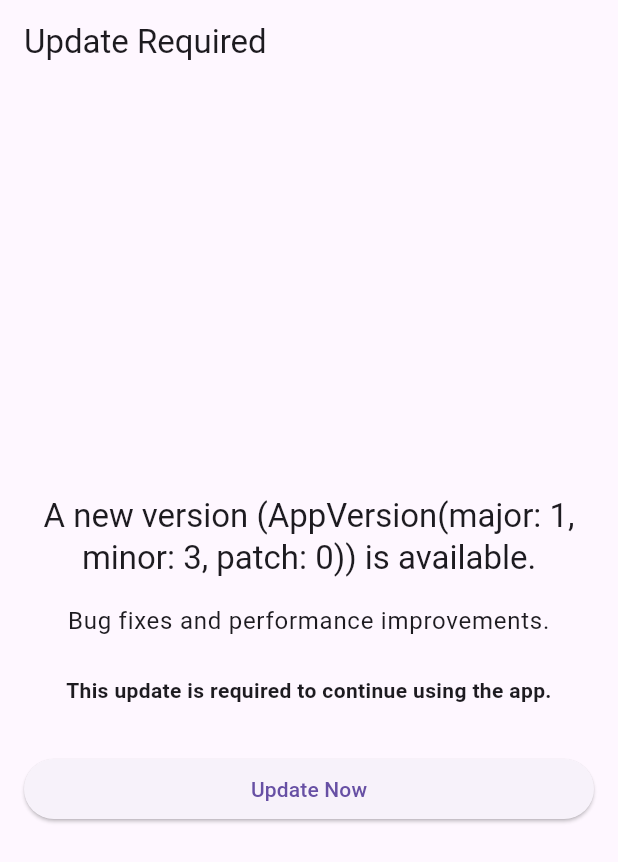
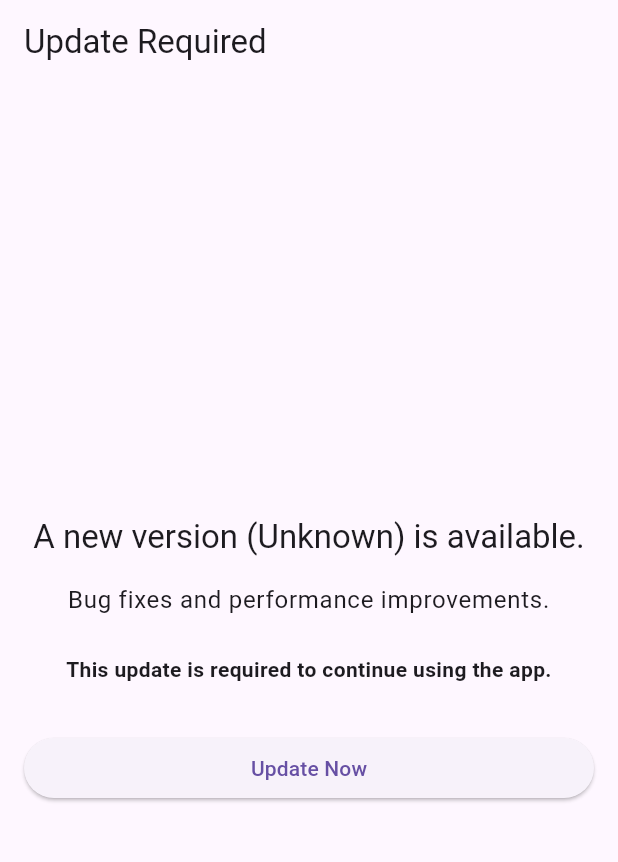
Before and after one commit to Ibrahim-Lokman/update_management, a Flutter app: the screen it shows after launch, on a phone screen of 412 x 824 dp. Shown: the top 862 px of the screen. Run offline on Flutter 3.47's test engine with Material 3 defaults, Android fonts, the phone set to English and light mode, and no system bars; our stand-ins replace package_info_plus.

Commit message:
issue fixed.

```diff
--- a/lib/feature/force_update/models/update_info.dart
+++ b/lib/feature/force_update/models/update_info.dart
@@ -1,17 +1,59 @@
 class UpdateInfo {
-  final AppVersion latestVersion;
-  final AppVersion minToleratedVersion;
-  final UpdateType updateType;
-  final String updateUrl;
-  final String releaseNotes;
+  final AppVersion? latestVersion;
+  final AppVersion? minToleratedVersion;
+  final UpdateType? updateType;
+  final String? updateUrl;
+  final String? releaseNotes;
 
   UpdateInfo({
-    required this.latestVersion,
-    required this.minToleratedVersion,
-    required this.updateType,
-    required this.updateUrl,
-    required this.releaseNotes,
+    this.latestVersion,
+    this.minToleratedVersion,
+    this.updateType,
+    this.updateUrl,
+    this.releaseNotes,
   });
+
+  factory UpdateInfo.fromJson(Map<String, dynamic> json) {
+    return UpdateInfo(
+      latestVersion: json['latestVersion'] != null
+          ? AppVersion.fromString(json['latestVersion'])
+          : null,
+      minToleratedVersion: json['minToleratedVersion'] != null
+          ? AppVersion.fromString(json['minToleratedVersion'])
+          : null,
+      // updateType: json['updateType'] != null
+      //     ? UpdateType.values.firstWhere(
+      //         (e) => e.toString() == 'UpdateType.${json['updateType']}',
+      //         orElse: () => UpdateType.none,
+      //       )
+      //     : null,
+      updateType: _parseUpdateType(json['updateType']),
+      updateUrl: json['updateUrl'],
+      releaseNotes: json['releaseNotes'],
+    );
+  }
+  static UpdateType? _parseUpdateType(String? updateType) {
+    if (updateType == null) return null;
+    if (updateType.toLowerCase().contains('force') ||
+        updateType.toLowerCase().contains('hard')) {
+      return UpdateType.force;
+    } else if (updateType.toLowerCase().contains('soft')) {
+      return UpdateType.soft;
+    } else if (updateType.toLowerCase().contains('none')) {
+      return UpdateType.none;
+    }
+    return null;
+  }
+
+  Map<String, dynamic> toJson() {
+    return {
+      'latestVersion': latestVersion?.toString(),
+      'minToleratedVersion': minToleratedVersion?.toString(),
+      'updateType': updateType?.toString().split('.').last,
+      'updateUrl': updateUrl,
+      'releaseNotes': releaseNotes,
+    };
+  }
 
   UpdateInfo copyWith({
     AppVersion? latestVersion,
@@ -41,6 +83,7 @@ enum UpdateType {
   none,
 }
 
+// AppVersion class remains unchanged
 class AppVersion implements Comparable<AppVersion> {
   final int major;
   final int minor;
@@ -60,7 +103,7 @@ class AppVersion implements Comparable<AppVersion> {
 
   @override
   String toString() {
-    return 'AppVersion(major: $major, minor: $minor, patch: $patch)';
+    return '$major.$minor.$patch';
   }
 
   @override
--- a/lib/feature/force_update/services/version_check/version_check_service.dart
+++ /dev/null
@@ -1,5 +0,0 @@
-import 'package:update_management/feature/force_update/models/update_info.dart';
-
-abstract class VersionCheckService {
-  Future<UpdateInfo> checkVersion(AppVersion currentVersion);
-}
--- a/lib/feature/force_update/ui/update_screen.dart
+++ b/lib/feature/force_update/ui/update_screen.dart
@@ -25,16 +25,22 @@ class ForceUpdateScreen extends StatelessWidget {
           crossAxisAlignment: CrossAxisAlignment.stretch,
           children: [
             Text(
-              'A new version (${updateInfo.latestVersion}) is available.',
+              'A new version (${updateInfo.latestVersion?.toString() ?? 'Unknown'}) is available.',
               style: Theme.of(context).textTheme.headline6,
               textAlign: TextAlign.center,
             ),
-            const SizedBox(height: 16),
-            Text(
-              updateInfo.releaseNotes,
-              style: Theme.of(context).textTheme.bodyText1,
-              textAlign: TextAlign.center,
-            ),
+            updateInfo.releaseNotes == null
+                ? SizedBox.shrink()
+                : Column(
+                    children: [
+                      const SizedBox(height: 16),
+                      Text(
+                        updateInfo.releaseNotes.toString(),
+                        style: Theme.of(context).textTheme.bodyText1,
+                        textAlign: TextAlign.center,
+                      ),
+                    ],
+                  ),
             const SizedBox(height: 24),
             const Text(
               'This update is required to continue using the app.',
--- a/pubspec.yaml
+++ b/pubspec.yaml
@@ -30,11 +30,11 @@ environment:
 dependencies:
   flutter:
     sdk: flutter
-  firebase_core: ^2.13.0
-  firebase_database: ^10.2.1
+  # firebase_core: ^2.13.0
+  # firebase_database: ^10.2.1
   package_info_plus: ^4.0.0
   url_launcher: ^6.1.10
-  firebase_remote_config: ^4.3.17
+  # firebase_remote_config: ^4.3.17
 
 
   # The following adds the Cupertino Icons font to your application.
```
Also changed, not shown: lib/feature/force_update/force_update_manager.dart (+32 -30 lines), lib/feature/force_update/services/version_check/api_version_check.dart (+10 -18 lines), lib/feature/force_update/ui/update_dialog.dart (+14 -2 lines), lib/main.dart (+53 -0 lines), pubspec.lock, 3 other files.
